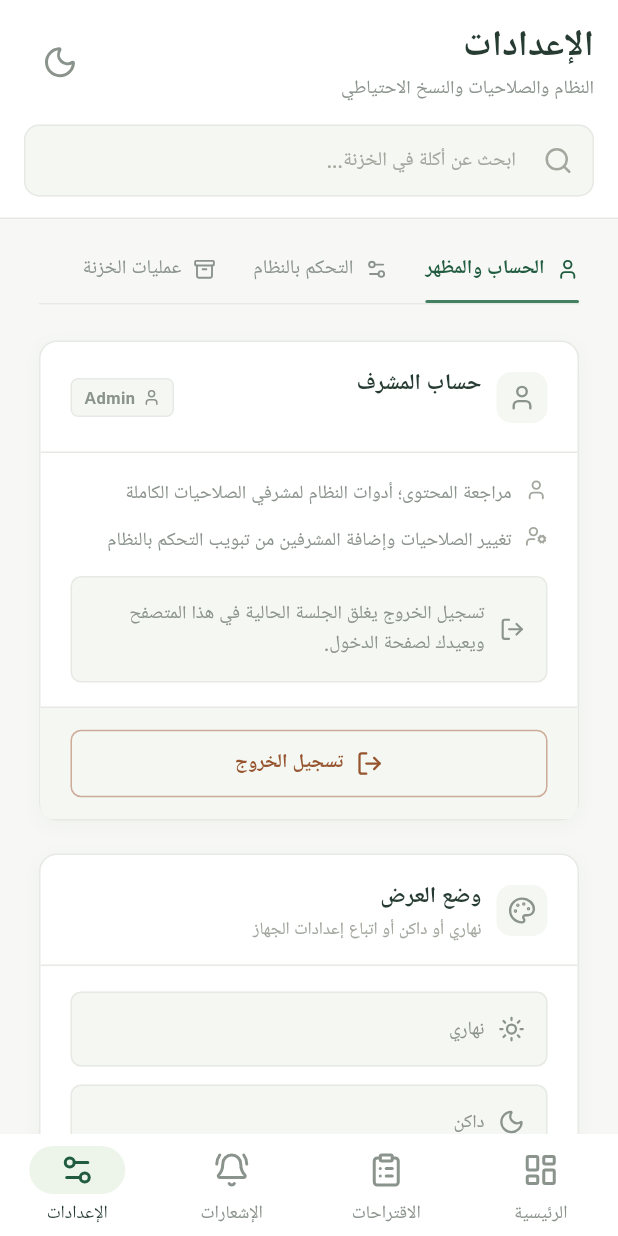
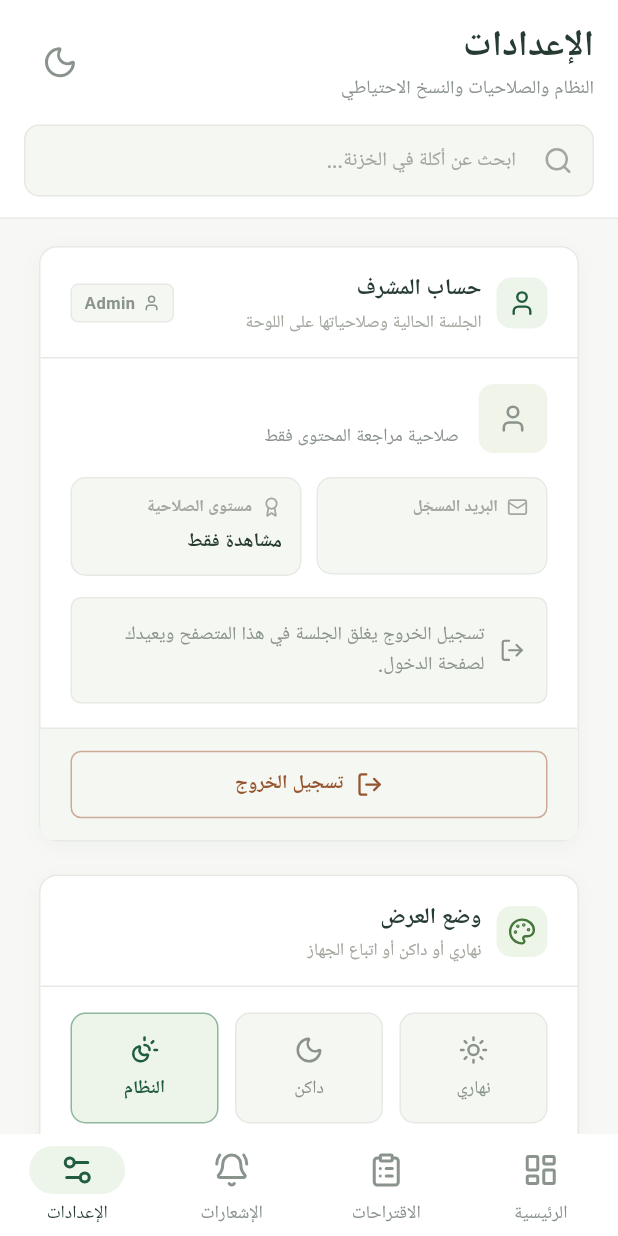
Before and after one commit to Mohamed-Sukar-02/Admin-Auth-Screen, a Flutter app: the AdminDashboardScreen screen opened directly, item 4 of the bottom bar chosen, on a phone screen of 412 x 824 dp. Run offline on Flutter 3.47's test engine with Material 3 defaults, Android fonts, the light colour scheme and no system bars; our stand-ins replace cloud_firestore, drift, drift_flutter, firebase_auth, firebase_core, flutter_local_notifications and 8 more; missing offline and left inert: dart:js_interop; accounts and stored records are empty; generated files the repository leaves out were written again; Roboto replaces fonts that are missing (Ibm Plex Sans Arabic).

Commit message:
feat(admin): rebuild the settings page as one bento of cards
Splitting the page across tabs buried the two things an admin usually came for
behind a click, and the tab bar was the wrong metaphor for a screen that is read
top to bottom rather than worked section by section. Settings is now a single
scroll of paired cards at unequal spans — account and display mode, system
values and the admin roster, vault cleanup and backup — each keeping the
notifications card anatomy: a tinted heading band, a body, and an action band.

The system card reads its live cooldown and minimum-version values straight from
the config stream, so the page reports state instead of only offering buttons.
AdminCardHeading gained optional tile colours for that per-card tint; the
notifications heading keeps the neutral default.

```diff
--- a/lib/features/admin/presentation/admin_dashboard_screen.dart
+++ b/lib/features/admin/presentation/admin_dashboard_screen.dart
@@ -139,7 +139,6 @@ class _AdminDashboardScreenState extends ConsumerState<AdminDashboardScreen> {
   String _searchQuery = '';
   String _selectedCategory = 'all';
   bool _isProcessingBackup = false;
-  int _settingsTab = 0;
 
 
   late double _sidebarWidth;
@@ -953,8 +952,9 @@ class _AdminDashboardScreenState extends ConsumerState<AdminDashboardScreen> {
   // ---------------------------------------------------------------------
   // صفحة الإعدادات
   //
-  // نفس تركيبة صفحة الإشعارات: شريط تبويبات فوق خط فاصل، وكروت تفتح بشريط
-  // عنوان وتُشرف بشريط إجراءات ملون، وكارتان جنب بعض على الشاشة العريضة.
+  // One continuous bento: cards of unequal width paired in rows, each opening
+  // with a tinted heading band and closing with the action band, the same card
+  // anatomy the notifications screen uses. Nothing is hidden behind a tab.
   // ---------------------------------------------------------------------
   Widget _buildSettingsPage(dynamic user, AdminPalette p, bool isSuperAdmin) {
     final strings = AppStrings.of(context);
@@ -965,40 +965,41 @@ class _AdminDashboardScreenState extends ConsumerState<AdminDashboardScreen> {
         child: Column(
           crossAxisAlignment: CrossAxisAlignment.stretch,
           children: [
-            AdminPageTabs(
-              selected: _settingsTab,
-              onSelect: (index) => setState(() => _settingsTab = index),
-              tabs: [
-                (icon: AdminIcons.person, label: 'الحساب والمظهر', count: null),
-                (
-                  icon: AdminIcons.settings,
-                  label: 'التحكم بالنظام',
-                  count: null,
-                ),
-                (
-                  icon: AdminIcons.vault,
-                  label: strings.vaultOperationsSection,
-                  count: null,
-                ),
-              ],
-            ),
-            const SizedBox(height: 24),
-            switch (_settingsTab) {
-              0 => _buildAccountTab(p, user, isSuperAdmin),
-              1 => _buildSystemControlTab(p, user, isSuperAdmin),
-              _ => _buildVaultOperationsTab(p, strings, isSuperAdmin),
-            },
-          ],
-        ),
-      ),
-    );
-  }
-
-  /// The split the notifications compose tab uses: two cards share the width
-  /// past 1150px, and stack — first over second — below it.
-  Widget _settingsTabCards(Widget first, Widget second) {
-    final isWide = MediaQuery.sizeOf(context).width >= 1150;
-    if (!isWide) {
+            _settingsRow(
+              first: _accountCard(p, user, isSuperAdmin),
+              second: _appearanceCard(p),
+              firstFlex: 7,
+              secondFlex: 5,
+            ),
+            const SizedBox(height: 22),
+            _settingsRow(
+              first: _systemConfigCard(p, isSuperAdmin),
+              second: _adminsCard(p, user, isSuperAdmin),
+              firstFlex: 5,
+              secondFlex: 7,
+            ),
+            const SizedBox(height: 22),
+            _settingsRow(
+              first: _cleanupCard(p, strings, isSuperAdmin),
+              second: _backupCard(p, isSuperAdmin),
+              firstFlex: 5,
+              secondFlex: 7,
+            ),
+          ],
+        ),
+      ),
+    );
+  }
+
+  /// A bento row: the two cards split a wide viewport at unequal spans, and
+  /// take the full width one under the other once the page gets narrow.
+  Widget _settingsRow({
+    required Widget first,
+    required Widget second,
+    required int firstFlex,
+    required int secondFlex,
+  }) {
+    if (MediaQuery.sizeOf(context).width < 1150) {
       return Column(
         crossAxisAlignment: CrossAxisAlignment.stretch,
         children: [first, const SizedBox(height: 22), second],
@@ -1007,20 +1008,22 @@ class _AdminDashboardScreenState extends ConsumerState<AdminDashboardScreen> {
     return Row(
       crossAxisAlignment: CrossAxisAlignment.start,
       children: [
-        Expanded(child: first),
+        Expanded(flex: firstFlex, child: first),
         const SizedBox(width: 22),
-        Expanded(child: second),
-      ],
-    );
-  }
-
-  /// The shared card recipe: heading band, padded body, optional tinted action
-  /// band. The clip is what lets the band sit flush against the panel radius.
+        Expanded(flex: secondFlex, child: second),
+      ],
+    );
+  }
+
+  /// The card anatomy: heading band, padded body, optional tinted action band.
+  /// The clip is what lets the band sit flush against the panel radius.
   Widget _settingsCard({
     required AdminPalette p,
     required IconData icon,
     required String title,
     required String subtitle,
+    required Color iconBg,
+    required Color iconFg,
     Widget? headingTrailing,
     required List<Widget> body,
     List<Widget>? actions,
@@ -1035,6 +1038,8 @@ class _AdminDashboardScreenState extends ConsumerState<AdminDashboardScreen> {
             icon: icon,
             title: title,
             subtitle: subtitle,
+            iconBg: iconBg,
+            iconFg: iconFg,
             trailing: headingTrailing,
           ),
           Padding(
@@ -1050,8 +1055,8 @@ class _AdminDashboardScreenState extends ConsumerState<AdminDashboardScreen> {
     );
   }
 
-  /// What a card actually reaches into, printed as the quiet icon rows the
-  /// notifications card reserves for its meta line.
+  /// What a card reaches into, as the quiet icon rows the notifications card
+  /// reserves for its meta line.
   Widget _capabilityList(
     AdminPalette p,
     List<({IconData icon, String text})> items,
@@ -1174,17 +1179,15 @@ class _AdminDashboardScreenState extends ConsumerState<AdminDashboardScreen> {
     );
   }
 
-  /// -------------------------------------------------------- tab: account ----
-  Widget _buildAccountTab(
-    AdminPalette p,
-    dynamic user,
-    bool isSuperAdmin,
-  ) {
-    final account = _settingsCard(
+  /// ------------------------------------------------------ account card ------
+  Widget _accountCard(AdminPalette p, dynamic user, bool isSuperAdmin) {
+    return _settingsCard(
       p: p,
       icon: AdminIcons.person,
       title: 'حساب المشرف',
-      subtitle: user?.email ?? 'المشرف',
+      subtitle: 'الجلسة الحالية وصلاحياتها على اللوحة',
+      iconBg: p.claySoft,
+      iconFg: p.onClaySoft,
       headingTrailing: AdminStatusChip(
         label: isSuperAdmin ? 'Super Admin' : 'Admin',
         bg: isSuperAdmin ? p.claySoft : p.surfaceAlt,
@@ -1193,22 +1196,62 @@ class _AdminDashboardScreenState extends ConsumerState<AdminDashboardScreen> {
         icon: isSuperAdmin ? AdminIcons.verified : AdminIcons.person,
       ),
       body: [
-        _capabilityList(p, [
-          (
-            icon: isSuperAdmin ? AdminIcons.verified : AdminIcons.person,
-            text: isSuperAdmin
-                ? 'صلاحيات كاملة: النظام، المشرفون، التنظيف والنسخ الاحتياطي'
-                : 'مراجعة المحتوى؛ أدوات النظام لمشرفي الصلاحيات الكاملة',
-          ),
-          (
-            icon: AdminIcons.admins,
-            text: 'تغيير الصلاحيات وإضافة المشرفين من تبويب التحكم بالنظام',
-          ),
-        ]),
+        Row(
+          children: [
+            Container(
+              width: 46,
+              height: 46,
+              decoration: BoxDecoration(
+                color: p.surfaceSunken,
+                borderRadius: BorderRadius.circular(AdminRadii.md),
+              ),
+              child: Icon(AdminIcons.person, size: 21, color: p.inkMuted),
+            ),
+            const SizedBox(width: 13),
+            Expanded(
+              child: Column(
+                crossAxisAlignment: CrossAxisAlignment.start,
+                children: [
+                  Text(
+                    user?.email ?? 'المشرف',
+                    style: adminText(
+                      size: 14,
+                      weight: FontWeight.bold,
+                      color: p.ink,
+                    ),
+                    overflow: TextOverflow.ellipsis,
+                  ),
+                  const SizedBox(height: 4),
+                  Text(
+                    isSuperAdmin
+                        ? 'صلاحيات كاملة على كل أدوات اللوحة'
+                        : 'صلاحية مراجعة المحتوى فقط',
+                    style: adminText(size: 12, color: p.inkMuted),
+                  ),
+                ],
+              ),
+            ),
+          ],
+        ),
+        const SizedBox(height: 16),
+        AdminSpecGrid(
+          tiles: [
+            AdminSpecTile(
+              icon: AdminIcons.email,
+              label: 'البريد المسجّل',
+              value: user?.email ?? 'غير متاح',
+            ),
+            AdminSpecTile(
+              icon: isSuperAdmin ? AdminIcons.verified : AdminIcons.role,
+              label: 'مستوى الصلاحية',
+              value: isSuperAdmin ? 'صلاحيات كاملة' : 'مشاهدة فقط',
+            ),
+          ],
+        ),
         const SizedBox(height: 14),
         AdminHintPanel(
           icon: AdminIcons.logout,
-          text: 'تسجيل الخروج يغلق الجلسة الحالية في هذا المتصفح ويعيدك لصفحة الدخول.',
+          text: 'تسجيل الخروج يغلق الجلسة في هذا المتصفح ويعيدك لصفحة الدخول.',
         ),
       ],
       actions: [
@@ -1232,11 +1275,10 @@ class _AdminDashboardScreenState extends ConsumerState<AdminDashboardScreen> {
         ),
       ],
     );
-    return _settingsTabCards(account, _buildAppearanceCard(p));
-  }
-
-  /// ----------------------------------------------------- appearance card ----
-  Widget _buildAppearanceCard(AdminPalette p) {
+  }
+
+  /// ---------------------------------------------------- appearance card -----
+  Widget _appearanceCard(AdminPalette p) {
     final current = ref.watch(themeModePreferenceProvider);
     final options = const [
       (
@@ -1260,7 +1302,9 @@ class _AdminDashboardScreenState extends ConsumerState<AdminDashboardScreen> {
       p: p,
       icon: AdminIcons.palette,
       title: 'وضع العرض',
-      subtitle: 'نهاري أو داكن أو اتباع إعدادات الجهاز',
+      subtitle: 'نهاري أو داكن أو اتباع الجهاز',
+      iconBg: p.oliveSoft,
+      iconFg: p.oliveInk,
       body: [
         LayoutBuilder(
           builder: (context, constraints) {
@@ -1269,12 +1313,13 @@ class _AdminDashboardScreenState extends ConsumerState<AdminDashboardScreen> {
                 _appearanceOption(p, option, option.mode == current),
             ];
             // The Row owns the Expanded: handing one to the Column below would
-            // assert against the page scroll view's unbounded height.
-            if (constraints.maxWidth >= 560) {
+            // assert against the page scroll view's unbounded height. Three
+            // tiles still fit side by side inside a phone-width card.
+            if (constraints.maxWidth >= 300) {
               return Row(
                 children: [
                   for (final (index, tile) in tiles.indexed) ...[
-                    if (index > 0) const SizedBox(width: 13),
+                    if (index > 0) const SizedBox(width: 11),
                     Expanded(child: tile),
                   ],
                 ],
@@ -1284,16 +1329,21 @@ class _AdminDashboardScreenState extends ConsumerState<AdminDashboardScreen> {
               crossAxisAlignment: CrossAxisAlignment.stretch,
               children: [
                 for (final (index, tile) in tiles.indexed) ...[
-                  if (index > 0) const SizedBox(height: 12),
+                  if (index > 0) const SizedBox(height: 11),
                   tile,
                 ],
               ],
             );
           },
         ),
+        const SizedBox(height: 14),
+        AdminHintPanel(
+          icon: AdminIcons.info,
+          text: 'الاختيار بيتحفظ على المتصفح، فاللوحة تفتح على نفس الوضع مرة أخرى.',
+        ),
       ],
       actions: [
-        Icon(AdminIcons.info, size: 15, color: p.inkFaint),
+        Icon(AdminIcons.check, size: 15, color: p.oliveInk),
         const SizedBox(width: 9),
         Expanded(
           child: Text(
@@ -1315,69 +1365,82 @@ class _AdminDashboardScreenState extends ConsumerState<AdminDashboardScreen> {
   ) {
     return Material(
       color: selected ? p.claySoft : p.surfaceAlt,
-      borderRadius: BorderRadius.circular(AdminRadii.sm),
+      borderRadius: BorderRadius.circular(AdminRadii.md),
       child: InkWell(
-        borderRadius: BorderRadius.circular(AdminRadii.sm),
+        borderRadius: BorderRadius.circular(AdminRadii.md),
         onTap: () => _setThemeMode(option.mode),
         child: Container(
-          padding: const EdgeInsets.symmetric(horizontal: 14, vertical: 15),
+          padding: const EdgeInsets.symmetric(horizontal: 10, vertical: 14),
           decoration: BoxDecoration(
-            borderRadius: BorderRadius.circular(AdminRadii.sm),
+            borderRadius: BorderRadius.circular(AdminRadii.md),
             border: Border.all(
               color: selected ? p.clay.withValues(alpha: 0.55) : p.border,
             ),
           ),
-          child: Row(
+          child: Column(
             children: [
               Icon(
                 option.icon,
-                size: 18,
+                size: 20,
                 color: selected ? p.onClaySoft : p.inkMuted,
               ),
-              const SizedBox(width: 9),
-              Expanded(
-                child: Text(
+              const SizedBox(height: 7),
+              Text(
                 option.label,
                 overflow: TextOverflow.ellipsis,
                 style: adminText(
-                    size: 12.5,
+                  size: 12,
                   weight: selected ? FontWeight.w700 : FontWeight.w500,
                   color: selected ? p.onClaySoft : p.inkMuted,
                 ),
               ),
-              ),
-              if (selected)
-                Icon(AdminIcons.success, size: 15, color: p.onClaySoft),
-            ],
-          ),
-        ),
-      ),
-    );
-  }
-
-  /// ---------------------------------------------------- tab: system tools ---
-  Widget _buildSystemControlTab(
-    AdminPalette p,
-    dynamic user,
-    bool isSuperAdmin,
-  ) {
-    return _settingsTabCards(
-      _settingsCard(
+            ],
+          ),
+        ),
+      ),
+    );
+  }
+
+  /// ------------------------------------------------- system config card -----
+  Widget _systemConfigCard(AdminPalette p, bool isSuperAdmin) {
+    final configAsync = ref.watch(systemConfigStreamProvider);
+
+    return _settingsCard(
       p: p,
       icon: AdminIcons.settings,
       title: 'إعدادات النظام',
-        subtitle: 'أيام التبريد، تحديثات التطبيق، الإعلانات',
+      subtitle: 'القيم السارية على كل أجهزة المستخدمين',
+      iconBg: p.claySoft,
+      iconFg: p.onClaySoft,
       headingTrailing: _lockedChip(p, isSuperAdmin),
       body: [
+        configAsync.when(
+          loading: () => const AdminHintPanel(
+            icon: AdminIcons.time,
+            text: 'جارٍ قراءة إعدادات النظام…',
+          ),
+          error: (error, _) => AdminHintPanel(
+            icon: AdminIcons.warning,
+            text: 'تعذر تحميل الإعدادات: $error',
+            isError: true,
+          ),
+          data: (config) => AdminSpecGrid(
+            tiles: [
+              AdminSpecTile(
+                icon: AdminIcons.time,
+                label: 'التبريد بين الاقتراحات',
+                value: '${config?['cooldownDays'] ?? 14} يوم',
+              ),
+              AdminSpecTile(
+                icon: AdminIcons.update,
+                label: 'أقل إصدار للتطبيق',
+                value: '${config?['minAppVersion'] ?? '1.0.0'}',
+              ),
+            ],
+          ),
+        ),
+        const SizedBox(height: 14),
         _capabilityList(p, const [
-            (
-              icon: AdminIcons.time,
-              text: 'المدة التي ينتظرها المستخدم قبل اقتراح أكلة جديدة',
-            ),
-            (
-              icon: AdminIcons.update,
-              text: 'أقل إصدار تطبيق يُسمح للمستخدم بفتحه',
-            ),
           (
             icon: AdminIcons.campaign,
             text: 'إعلان عام يظهر لكل المستخدمين داخل التطبيق',
@@ -1387,62 +1450,82 @@ class _AdminDashboardScreenState extends ConsumerState<AdminDashboardScreen> {
       actions: [
         _settingsAction(
             p,
-            label: 'إدارة',
+            label: 'إدارة الإعدادات',
             icon: AdminIcons.edit,
             background: p.claySolid,
             enabled: isSuperAdmin,
             onPressed: () => _showSystemConfigDialog(p),
         ),
       ],
-      ),
-      _settingsCard(
+    );
+  }
+
+  /// ------------------------------------------------------- admins card ------
+  Widget _adminsCard(AdminPalette p, dynamic user, bool isSuperAdmin) {
+    return _settingsCard(
       p: p,
       icon: AdminIcons.admins,
       title: 'إدارة المشرفين',
-        subtitle: 'إضافة أو إزالة المشرفين وتحديد صلاحياتهم',
+      subtitle: 'من يمكنه الدخول للوحة وما الذي يراه',
+      iconBg: p.plumSoft,
+      iconFg: p.plumInk,
       headingTrailing: _lockedChip(p, isSuperAdmin),
       body: [
-          _capabilityList(p, const [
-            (
-              icon: AdminIcons.adminAdd,
-              text: 'منح البريد الإلكتروني صلاحية الدخول للوحة',
-            ),
-            (
-              icon: AdminIcons.role,
-              text: 'تحويل المشرف بين مشاهدة وإدارة وصلاحيات كاملة',
-            ),
-            (
+        for (final role in const [
+          'viewing_admin',
+          'editing_admin',
+          'super_admin',
+        ]) ...[
+          if (role != 'viewing_admin') const SizedBox(height: 11),
+          Row(
+            children: [
+              AdminRoleBadge(role: role),
+              const SizedBox(width: 10),
+              Expanded(
+                child: Text(
+                  switch (role) {
+                    'super_admin' => 'كل الأدوات: النظام، المشرفون، التنظيف والنسخ',
+                    'editing_admin' => 'إضافة الأكلات ومراجعة المقترحات وحذفها',
+                    _ => 'مراجعة المحتوى دون تغيير إعدادات اللوحة',
+                  },
+                  style: adminText(size: 12, color: p.inkMuted, height: 1.6),
+                ),
+              ),
+            ],
+          ),
+        ],
+        const SizedBox(height: 14),
+        AdminHintPanel(
           icon: AdminIcons.time,
-              text: 'سجل آخر عشر تغييرات على الصلاحيات مع صاحب القرار',
-            ),
-          ]),
+          text: 'نافذة الإدارة تعرض سجل آخر عشر تغييرات على الصلاحيات.',
+        ),
       ],
       actions: [
         _settingsAction(
           p,
-            label: 'إدارة',
-            icon: AdminIcons.admins,
+          label: 'إدارة المشرفين',
+          icon: AdminIcons.adminAdd,
           background: p.plumSolid,
           enabled: isSuperAdmin,
           onPressed: () => _showAdminManagementDialog(p, user?.email),
         ),
       ],
-      ),
-    );
-  }
-
-  /// ------------------------------------------- tab: vault operations --------
-  Widget _buildVaultOperationsTab(
+    );
+  }
+
+  /// -------------------------------------------------------- cleanup card ----
+  Widget _cleanupCard(
     AdminPalette p,
     AppStrings strings,
     bool isSuperAdmin,
   ) {
-    return _settingsTabCards(
-      _settingsCard(
+    return _settingsCard(
       p: p,
       icon: AdminIcons.cleanup,
       title: strings.vaultDeduplicationSettingsTileTitle,
       subtitle: strings.vaultDeduplicationSettingsTileSubtitle,
+      iconBg: p.honeySoft,
+      iconFg: p.honeyInk,
       headingTrailing: _lockedChip(p, isSuperAdmin),
       body: [
         _capabilityList(p, [
@@ -1452,9 +1535,14 @@ class _AdminDashboardScreenState extends ConsumerState<AdminDashboardScreen> {
           ),
           (
             icon: AdminIcons.visibilityOff,
-              text: 'الفحص يستخرج الأكلات المتشابهة داخل الخزنة، والحذف لا يتم قبل قرارك',
+            text: 'الفحص يستخرج الأكلات المتشابهة، والحذف لا يتم قبل قرارك',
           ),
         ]),
+        const SizedBox(height: 14),
+        AdminHintPanel(
+          icon: AdminIcons.performance,
+          text: 'المطابقة تتم بالأسماء أو بمعرّف الأكلة، حسب الوضع المختار داخل النافذة.',
+        ),
       ],
       actions: [
         _settingsAction(
@@ -1466,12 +1554,18 @@ class _AdminDashboardScreenState extends ConsumerState<AdminDashboardScreen> {
           onPressed: () => _handleDeduplication(p),
         ),
       ],
-      ),
-      _settingsCard(
+    );
+  }
+
+  /// --------------------------------------------------------- backup card ----
+  Widget _backupCard(AdminPalette p, bool isSuperAdmin) {
+    return _settingsCard(
       p: p,
       icon: AdminIcons.backup,
       title: 'النسخ الاحتياطي والاستعادة',
       subtitle: 'حفظ أو استعادة بيانات الخزنة الكاملة',
+      iconBg: p.nileSoft,
+      iconFg: p.nileInk,
       headingTrailing: _lockedChip(p, isSuperAdmin),
       body: [
         _capabilityList(p, const [
@@ -1511,7 +1605,6 @@ class _AdminDashboardScreenState extends ConsumerState<AdminDashboardScreen> {
           onPressed: _uploadBackup,
         ),
       ],
-      ),
     );
   }
 
--- a/lib/features/admin/presentation/widgets/admin_dialog.dart
+++ b/lib/features/admin/presentation/widgets/admin_dialog.dart
@@ -1180,12 +1180,19 @@ class AdminCardHeading extends StatelessWidget {
   final String? subtitle;
   final Widget? trailing;
 
+  /// A card that owns a colour family paints its glyph tile with it; the
+  /// default stays the neutral `surfaceAlt` chip.
+  final Color? iconBg;
+  final Color? iconFg;
+
   const AdminCardHeading({
     super.key,
     required this.icon,
     required this.title,
     this.subtitle,
     this.trailing,
+    this.iconBg,
+    this.iconFg,
   });
 
   @override
@@ -1202,10 +1209,10 @@ class AdminCardHeading extends StatelessWidget {
             width: 34,
             height: 34,
             decoration: BoxDecoration(
-              color: p.surfaceAlt,
+              color: iconBg ?? p.surfaceAlt,
               borderRadius: BorderRadius.circular(AdminRadii.md),
             ),
-            child: Icon(icon, size: 19, color: p.inkMuted),
+            child: Icon(icon, size: 19, color: iconFg ?? p.inkMuted),
           ),
           const SizedBox(width: 10),
           Expanded(
```
Lines whose indentation alone changed are shown as unchanged.
